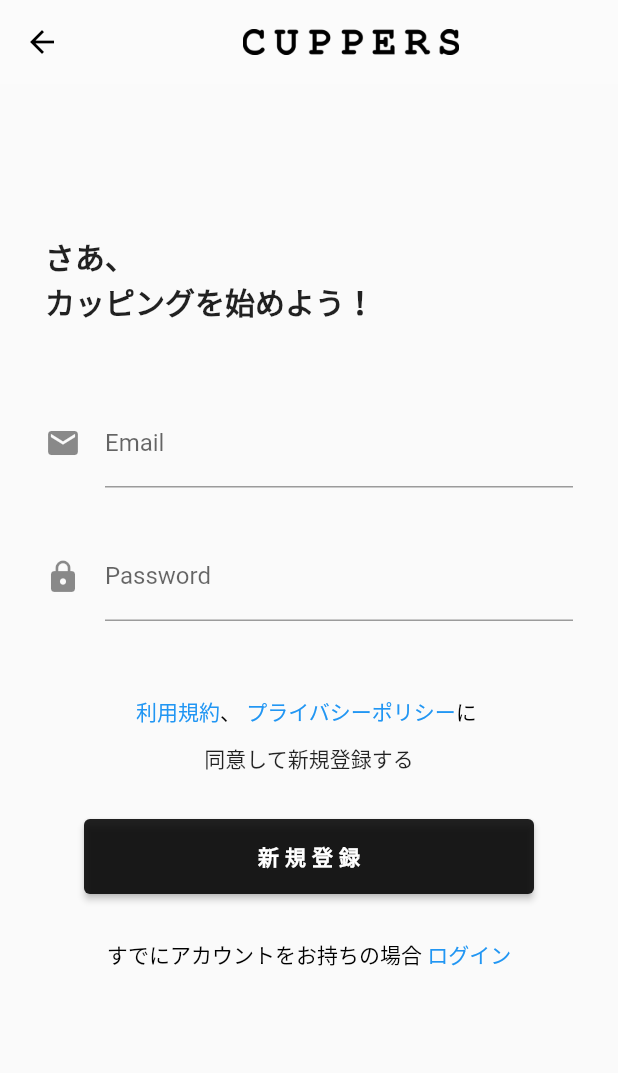
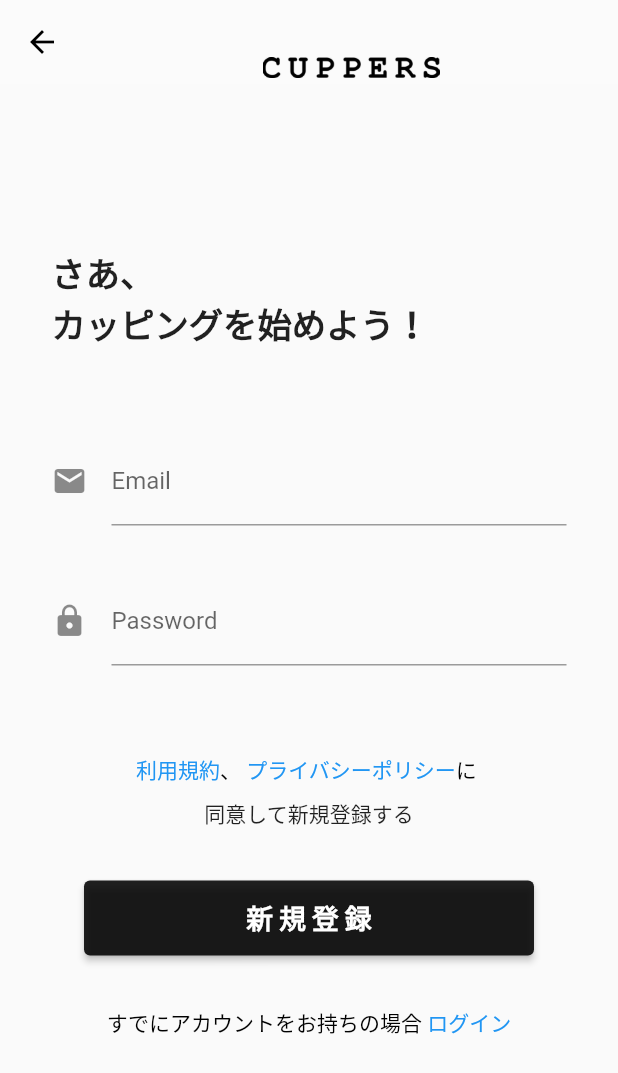
Before and after one commit to aiirononeko/cuppers_mobile, a Flutter app: the RegistrationPage screen opened by its route, on a phone screen of 412 x 824 dp. Shown: the top 1073 px of the screen. Run offline on Flutter 3.47's test engine with Material 2 defaults, Android fonts, the phone set to English and light mode, and no system bars; our stand-ins replace cloud_firestore, firebase_auth, firebase_core; missing offline and left inert: flutter_radar_chart; accounts and stored records are empty.

Commit message:
レスポンシブ対応

```diff
--- a/lib/main.dart
+++ b/lib/main.dart
@@ -64,6 +64,12 @@ class _HomePageState extends State<HomePage> {
 
   @override
   Widget build(BuildContext context) {
+
+    // 画面サイズを取得
+    final Size size = MediaQuery.of(context).size;
+    final double width = size.width;
+    final double height = size.height;
+
     return Scaffold(
       appBar: AppBar(
         title: Container(
--- a/lib/views/RegistrationPage.dart
+++ b/lib/views/RegistrationPage.dart
@@ -25,10 +25,16 @@ class _RegistrationPageState extends State<RegistrationPage> {
 
   @override
   Widget build(BuildContext context) {
+
+    // 画面サイズを取得
+    final Size size = MediaQuery.of(context).size;
+    final double _width = size.width;
+    final double _height = size.height;
+
     return Scaffold(
       appBar: AppBar(
         title: Container(
-          margin:EdgeInsets.all(90.0),
+          margin: EdgeInsets.fromLTRB(_width / 4, _width / 3, _width / 4, _width / 4),
           child: Image.asset('images/cuppers_logo_apart-05.png'),
         ),
         backgroundColor: Colors.white24,
@@ -41,24 +47,24 @@ class _RegistrationPageState extends State<RegistrationPage> {
             children: <Widget>[
               Container(
                 width: double.infinity,
-                margin: EdgeInsets.fromLTRB(30, 100, 30, 0),
+                margin: EdgeInsets.fromLTRB(_width / 12, _width / 3.8, _width / 12, 0),
                 child: Text(
                   'さあ、',
                   textAlign: TextAlign.left,
                   style: TextStyle(
-                      fontSize: 20,
+                      fontSize: _width / 18,
                       fontWeight: FontWeight.bold
                   ),
                 ),
               ),
               Container(
                 width: double.infinity,
-                margin: EdgeInsets.fromLTRB(30, 0, 30, 50),
+                margin: EdgeInsets.fromLTRB(_width / 12, 0, _width / 12, _width / 7),
                 child: Text(
                   'カッピングを始めよう！',
                   textAlign: TextAlign.left,
                   style: TextStyle(
-                      fontSize: 20,
+                      fontSize: _width / 18,
                       fontWeight: FontWeight.bold
                   ),
                 ),
@@ -68,7 +74,7 @@ class _RegistrationPageState extends State<RegistrationPage> {
                 child: Column(
                   children: <Widget>[
                     Container(
-                        margin: EdgeInsets.fromLTRB(30, 0, 30, 30),
+                        margin: EdgeInsets.fromLTRB(_width / 12, 0, _width / 12, _width / 12),
                         child: TextFormField(
                           enabled: true,
                           decoration: const InputDecoration(
@@ -89,7 +95,7 @@ class _RegistrationPageState extends State<RegistrationPage> {
                         )
                     ),
                     Container(
-                        margin: EdgeInsets.fromLTRB(30, 0, 30, 50),
+                        margin: EdgeInsets.fromLTRB(_width / 12, 0, _width / 12, _width / 7),
                         child: TextFormField(
                           enabled: true,
                           obscureText: true,
@@ -111,7 +117,7 @@ class _RegistrationPageState extends State<RegistrationPage> {
                         )
                     ),
                     Container(
-                        margin: EdgeInsets.fromLTRB(30, 0, 30, 10),
+                        margin: EdgeInsets.fromLTRB(_width / 12, 0, _width / 12, _width / 50),
                         child: RichText(
                             text: TextSpan(
                                 children: [
@@ -147,7 +153,7 @@ class _RegistrationPageState extends State<RegistrationPage> {
                     ),
                     Container(
                       width: double.infinity,
-                      margin: EdgeInsets.fromLTRB(30, 0, 30, 30),
+                      margin: EdgeInsets.fromLTRB(_width / 12, 0, _width / 12, _width / 12),
                       child: Text(
                         '同意して新規登録する',
                         textAlign: TextAlign.center,
@@ -156,13 +162,14 @@ class _RegistrationPageState extends State<RegistrationPage> {
                     Container(
                       width: 300,
                       height: 50,
-                      margin: EdgeInsets.fromLTRB(30, 0, 30, 30),
+                      margin: EdgeInsets.fromLTRB(_width / 12, 0, _width / 12, _width / 12),
                       child: ElevatedButton(
                         child: Text(
                           '新規登録',
                           style: TextStyle(
-                              fontWeight: FontWeight.bold,
-                              letterSpacing: 4
+                            fontWeight: FontWeight.bold,
+                            letterSpacing: 4,
+                            fontSize: _width / 23
                           ),
                         ),
                         style: ElevatedButton.styleFrom(
```
Also changed, not shown: lib/views/LoginPage.dart (+17 -10 lines).
